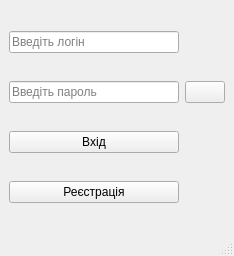
Above: mainwindow.ui from OstrovskyAndriy/basketball before the change. Below: the same form after it.
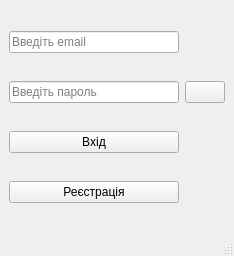
That is the form after the change. Icons and pictures are not drawn.

What changed in the file:
```diff
--- a/mainwindow.ui
+++ b/mainwindow.ui
@@ -22,7 +22,7 @@
     <item row="0" column="0">
      <widget class="QLineEdit" name="name">
       <property name="placeholderText">
-       <string>Введіть логін</string>
+       <string>Введіть email</string>
       </property>
      </widget>
     </item>
```
Left out of the diff: 2 changed lines with no effect on the pictures.
